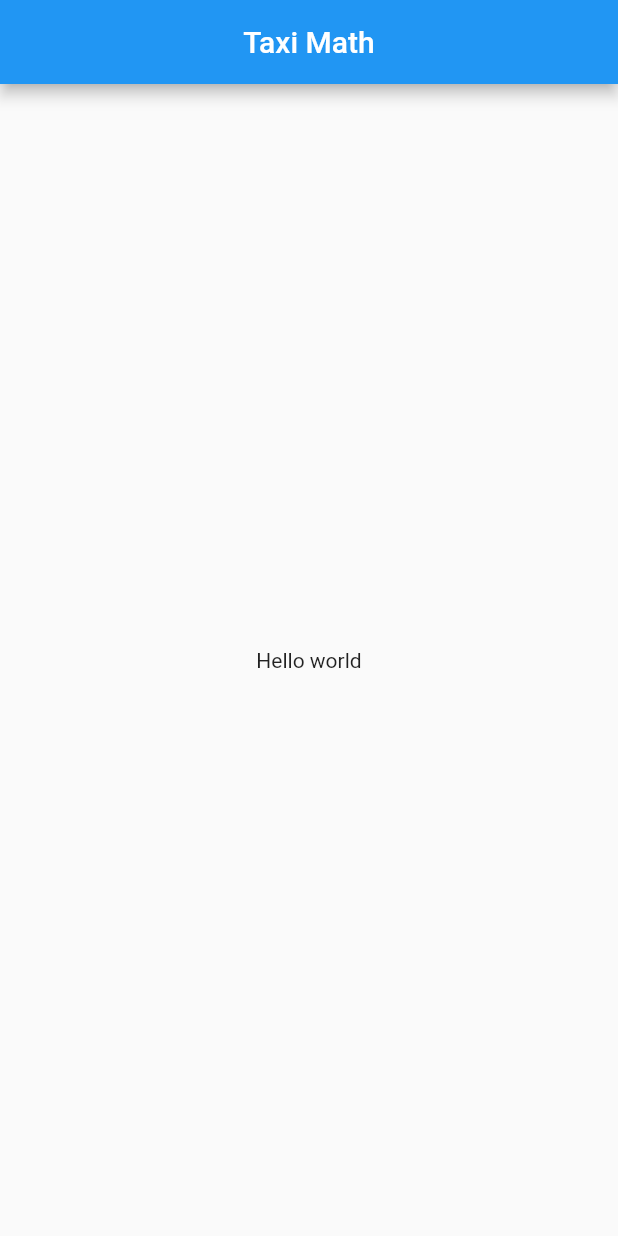
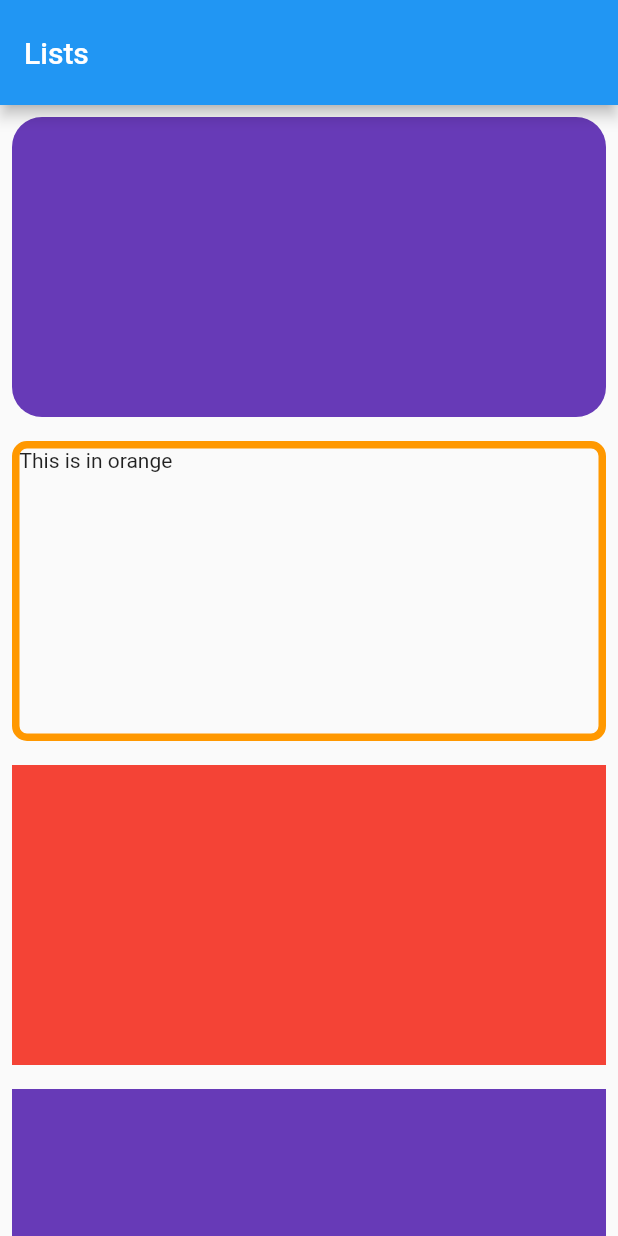
Before and after one commit to GiftSibiya/flutter-intro, a Flutter app: the screen it shows after launch, on a phone screen of 412 x 824 dp. Run offline on Flutter 3.47's test engine with Material 2 defaults, Android fonts, the phone set to English and light mode, and no system bars.

Commit message:
added list view columns

```diff
--- a/flutter_intro/lib/main.dart
+++ b/flutter_intro/lib/main.dart
@@ -1,3 +1,5 @@
+// ignore_for_file: camel_case_types
+
 import 'package:flutter/material.dart';
 
 void main() {
@@ -10,16 +12,82 @@ class taxiMath extends StatelessWidget {
   @override
   Widget build(BuildContext context) {
     return MaterialApp(
-      title: "Front Seat",
+      title: "Taxi Math",
       home: Scaffold(
-          appBar: AppBar(
-            title: Text("Taxi Math"),
-            backgroundColor: Colors.blue,
-            centerTitle: true,
-          ),
-          body: Center(
-            child: Text("Hello world"),
-          )),
+        appBar: AppBar(
+          title: Text("Lists"),
+          toolbarHeight: 70,
+        ),
+        body: ListView(
+          children: [
+            Padding(
+              padding: const EdgeInsets.all(8.0),
+              child: Container(
+                height: 200,
+                decoration: BoxDecoration(
+                    color: Colors.deepPurple,
+                    borderRadius: BorderRadius.circular(20)),
+              ),
+            ),
+            Padding(
+              padding: const EdgeInsets.all(8.0),
+              child: Container(
+                height: 200,
+                decoration: BoxDecoration(
+                    border: Border.all(color: Colors.orange, width: 5),
+                    borderRadius: BorderRadius.circular(10)),
+                child: Text("This is in orange"),
+              ),
+            ),
+            Padding(
+              padding: const EdgeInsets.all(8.0),
+              child: Container(
+                height: 200,
+                color: Colors.red,
+              ),
+            ),
+            Padding(
+              padding: const EdgeInsets.all(8.0),
+              child: Container(
+                height: 200,
+                color: Colors.deepPurple,
+              ),
+            ),
+          ],
+        ),
+      ),
     );
   }
 }
+
+class centerContent extends StatefulWidget {
+  const centerContent({super.key});
+
+  @override
+  State<centerContent> createState() => _centerContentState();
+}
+
+class _centerContentState extends State<centerContent> {
+  bool liked = false;
+
+  @override
+  Widget build(BuildContext context) {
+    return ListView(
+      children: [
+        ListTile(
+          title: Text("nice shoes"),
+          trailing: IconButton(
+            icon:
+                liked ? (Icon(Icons.favorite)) : (Icon(Icons.favorite_border)),
+            onPressed: () {
+              setState(() {
+                liked = !liked;
+              });
+            },
+          ),
+        )
+      ],
+    );
+  }
+}
+//Learn listview and and trailing.
```
Also changed, not shown: 1 other file.
